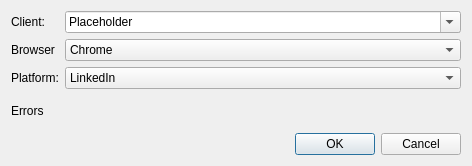
The window that src/gui/ui/newinstancedialog.ui (smalbadger/social) describes before a commit, drawn with Qt 5.
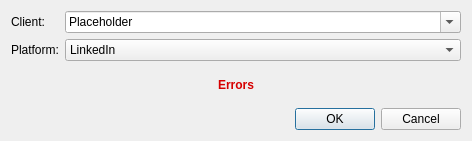
The same window after the commit.

Diff of the .ui file:
```diff
--- a/src/gui/ui/newinstancedialog.ui
+++ b/src/gui/ui/newinstancedialog.ui
@@ -7,7 +7,7 @@
     <x>0</x>
     <y>0</y>
     <width>472</width>
-    <height>166</height>
+    <height>141</height>
    </rect>
   </property>
   <property name="windowTitle">
@@ -49,29 +49,13 @@
       </widget>
      </item>
      <item row="1" column="0">
-      <widget class="QLabel" name="label_3">
-       <property name="text">
-        <string>Browser</string>
-       </property>
-      </widget>
-     </item>
-     <item row="1" column="1">
-      <widget class="QComboBox" name="browserBox">
-       <item>
-        <property name="text">
-         <string>Chrome</string>
-        </property>
-       </item>
-      </widget>
-     </item>
-     <item row="2" column="0">
       <widget class="QLabel" name="label_2">
        <property name="text">
         <string>Platform:</string>
        </property>
       </widget>
      </item>
-     <item row="2" column="1">
+     <item row="1" column="1">
       <widget class="QComboBox" name="platformBox">
        <item>
         <property name="text">
@@ -84,9 +68,55 @@
    </item>
    <item row="1" column="0">
     <widget class="QLabel" name="errorLabel">
+     <property name="palette">
+      <palette>
+       <active>
+        <colorrole role="WindowText">
+         <brush brushstyle="SolidPattern">
+          <color alpha="255">
+           <red>214</red>
+           <green>0</green>
+           <blue>0</blue>
+          </color>
+         </brush>
+        </colorrole>
+       </active>
+       <inactive>
+        <colorrole role="WindowText">
+         <brush brushstyle="SolidPattern">
+          <color alpha="255">
+           <red>214</red>
+           <green>0</green>
+           <blue>0</blue>
+          </color>
+         </brush>
+        </colorrole>
+       </inactive>
+       <disabled>
+        <colorrole role="WindowText">
+         <brush brushstyle="SolidPattern">
+          <color alpha="255">
+           <red>120</red>
+           <green>120</green>
+           <blue>120</blue>
+          </color>
+         </brush>
+        </colorrole>
+       </disabled>
+      </palette>
+     </property>
+     <property name="font">
+      <font>
+       <weight>75</weight>
+       <bold>true</bold>
+      </font>
+     </property>
      <property name="text">
       <string>Errors</string>
      </property>
+     <property name="alignment">
+      <set>Qt::AlignCenter</set>
+     </property>
     </widget>
    </item>
   </layout>
```
